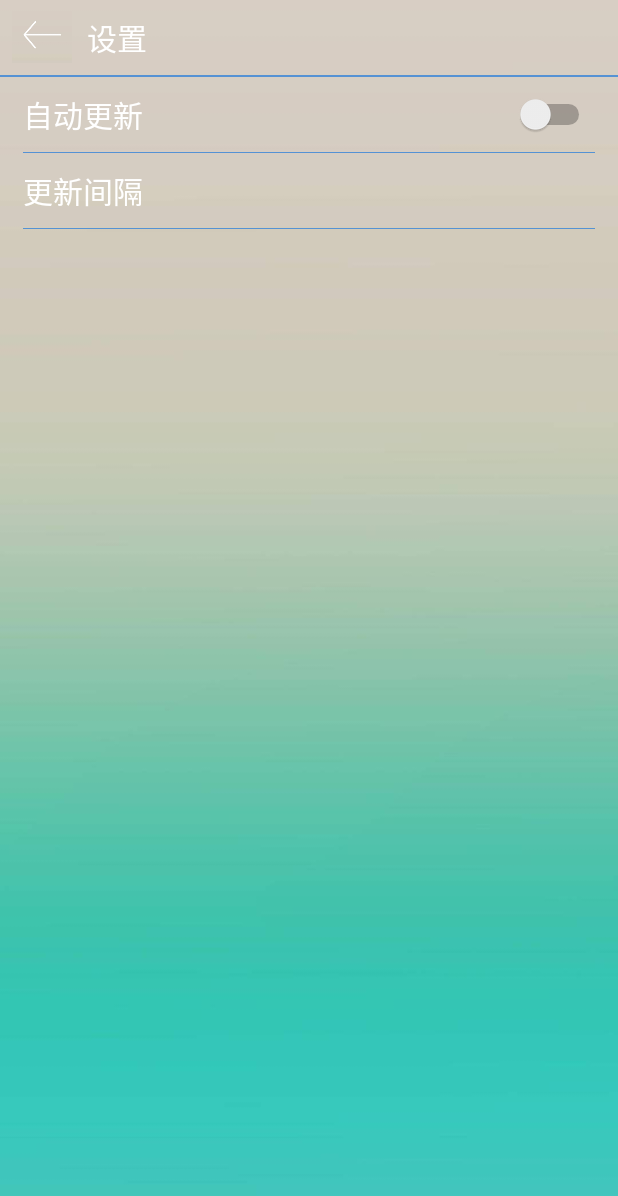
After one commit to zhiqiangdev/coolweather, an Android app: the layout activity_setting.xml on its own in the app's theme, with its tools: preview values and no code run, on a phone screen of 412 x 824 dp. The commit adds this screen. Shown: the top 1196 px of the screen. Run offline under Robolectric (Android 15) with nearby library versions, the phone set to English and light mode, and no system bars.

Commit message:
完成设置活动

```diff
--- /dev/null
+++ b/app/src/main/res/layout/activity_setting.xml
@@ -0,0 +1,114 @@
+<?xml version="1.0" encoding="utf-8"?>
+<LinearLayout xmlns:android="http://schemas.android.com/apk/res/android"
+     android:orientation="vertical"
+     android:layout_width="match_parent"
+     android:layout_height="match_parent"
+     android:background="@drawable/setting_background">
+     <LinearLayout
+        android:layout_width="match_parent"
+        android:layout_height="50dp">
+        <ImageView
+            android:id="@+id/back_img"
+            android:layout_width="40dp"
+            android:layout_height="40dp"
+            android:src="@drawable/back_img"
+            android:layout_marginLeft="8dp"
+            android:layout_gravity="center_vertical"/>
+        <TextView
+            android:layout_width="wrap_content"
+            android:layout_height="wrap_content"
+            android:text="设置"
+            android:layout_marginLeft="10dp"
+            android:textSize="20sp"
+            android:textColor="#fff"
+            android:layout_gravity="center_vertical"/>
+
+     </LinearLayout>
+
+    <FrameLayout
+        android:layout_width="match_parent"
+        android:layout_height="1.5dp"
+        android:background="#5592d4"
+        >
+    </FrameLayout>
+
+
+    <LinearLayout
+       android:orientation="vertical"
+       android:layout_width="match_parent"
+       android:layout_height="match_parent"
+       android:layout_marginRight="15dp"
+       android:layout_marginLeft="15dp">
+        <RelativeLayout
+           android:layout_width="match_parent"
+           android:layout_height="50dp">
+           <TextView
+               android:layout_width="wrap_content"
+               android:layout_height="wrap_content"
+               android:text="自动更新"
+               android:textSize="20sp"
+               android:textColor="#fff"
+               android:layout_centerVertical="true"
+               />
+           <Switch
+               android:id="@+id/auto_update_switch"
+               android:layout_width="wrap_content"
+               android:layout_height="wrap_content"
+               android:layout_alignParentRight="true"
+               android:layout_centerVertical="true"
+               android:checked="false"
+               android:switchMinWidth="53dp"
+               android:shadowColor="#b5faf4"
+               />
+
+        </RelativeLayout>
+
+        <FrameLayout
+           android:layout_width="match_parent"
+           android:layout_height="0.9dp"
+           android:background="#5592d4"
+           >
+        </FrameLayout>
+
+        <RelativeLayout
+            android:id="@+id/update_interval_layout"
+            android:layout_width="match_parent"
+            android:layout_height="50dp">
+            <TextView
+                android:layout_width="wrap_content"
+                android:layout_height="wrap_content"
+                android:text="更新间隔"
+                android:textSize="20sp"
+                android:textColor="#fff"
+                android:layout_centerVertical="true"
+                android:layout_alignParentLeft="true"
+                />
+            <TextView
+                android:id="@+id/interval_time_text"
+                android:layout_width="wrap_content"
+                android:layout_height="wrap_content"
+                android:textSize="20sp"
+                android:textColor="#fff"
+                android:layout_centerVertical="true"
+                android:layout_alignParentRight="true"/>
+
+        </RelativeLayout>
+
+        <FrameLayout
+            android:id="@+id/last_line"
+            android:layout_width="match_parent"
+            android:layout_height="0.9dp"
+            android:background="#5592d4"
+            >
+        </FrameLayout>
+
+
+   </LinearLayout>
+
+    <FrameLayout
+        android:layout_width="match_parent"
+        android:layout_height="1.5dp"
+        android:background="#5592d4">
+     </FrameLayout>
+
+</LinearLayout>
```
Also changed, not shown: app/src/main/AndroidManifest.xml (+8 -1 lines), app/src/main/java/com/coolweather/android/SettingActivity.java (added, +199 -0 lines), app/src/main/java/com/coolweather/android/WeatherActivity.java (+19 -6 lines), app/src/main/java/com/coolweather/android/service/AutoUpdateService.java (added, +95 -0 lines), app/src/main/res/layout/choose_area.xml (+5 -2 lines), app/src/main/res/layout/title.xml (+35 -15 lines), app/src/main/res/drawable-xxhdpi/back_img.jpg (added), app/src/main/res/drawable-xxhdpi/ic_home.png (deleted), app/src/main/res/drawable-xxhdpi/list_view_background.jpg (added), app/src/main/res/drawable-xxhdpi/setting_background.jpg (added).
